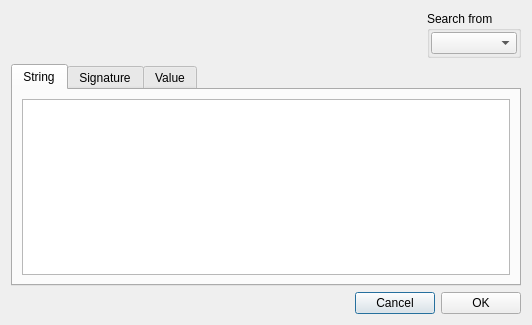
Old version of the form dialogsearch.ui in the repository horsicq/FormatDialogs.
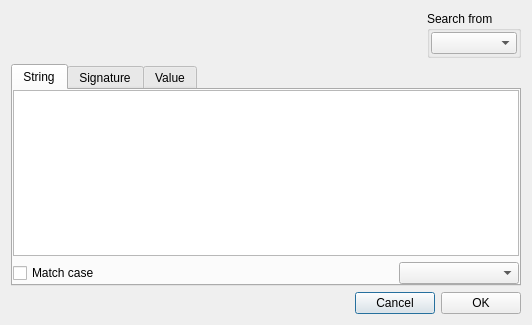
New version of the form.

```diff
--- a/dialogsearch.ui
+++ b/dialogsearch.ui
@@ -71,9 +71,55 @@
        <string>String</string>
       </attribute>
       <layout class="QVBoxLayout" name="verticalLayout_2">
+       <property name="leftMargin">
+        <number>0</number>
+       </property>
+       <property name="topMargin">
+        <number>0</number>
+       </property>
+       <property name="rightMargin">
+        <number>0</number>
+       </property>
+       <property name="bottomMargin">
+        <number>0</number>
+       </property>
        <item>
         <widget class="QPlainTextEdit" name="plainTextEditString"/>
        </item>
+       <item>
+        <layout class="QHBoxLayout" name="horizontalLayout_3">
+         <item>
+          <widget class="QCheckBox" name="checkBoxMatchCase">
+           <property name="text">
+            <string>Match case</string>
+           </property>
+          </widget>
+         </item>
+         <item>
+          <spacer name="horizontalSpacer_3">
+           <property name="orientation">
+            <enum>Qt::Horizontal</enum>
+           </property>
+           <property name="sizeHint" stdset="0">
+            <size>
+             <width>40</width>
+             <height>20</height>
+            </size>
+           </property>
+          </spacer>
+         </item>
+         <item>
+          <widget class="QComboBox" name="comboBoxType">
+           <property name="minimumSize">
+            <size>
+             <width>120</width>
+             <height>0</height>
+            </size>
+           </property>
+          </widget>
+         </item>
+        </layout>
+       </item>
       </layout>
      </widget>
      <widget class="QWidget" name="tabSignature">
```
